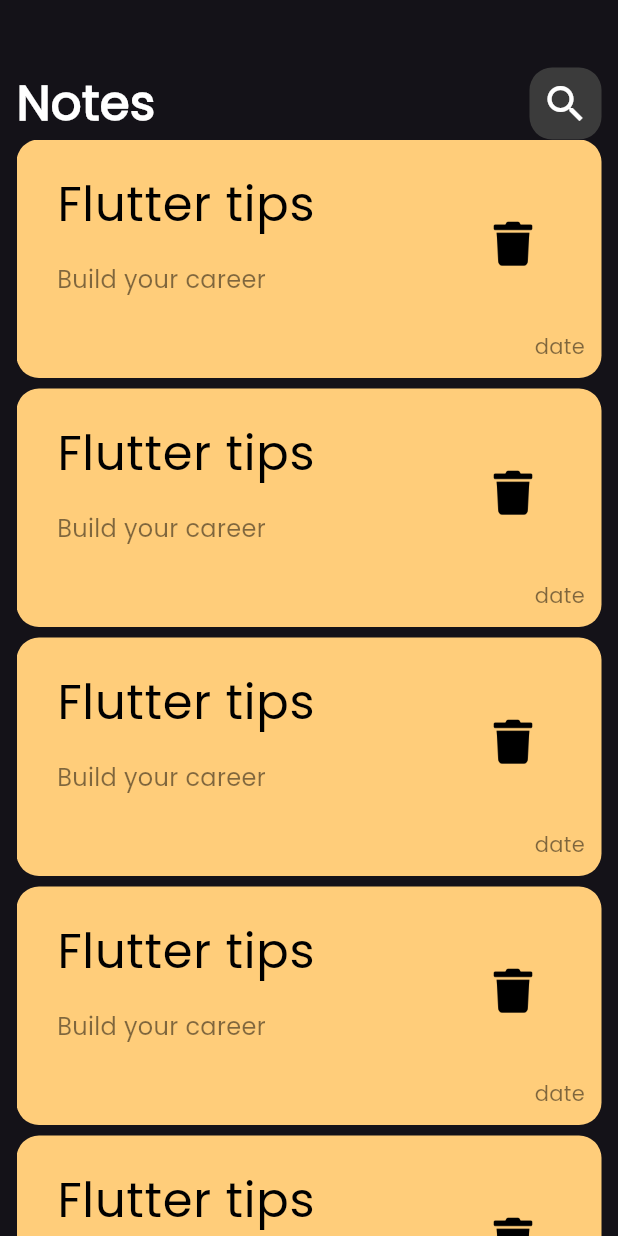
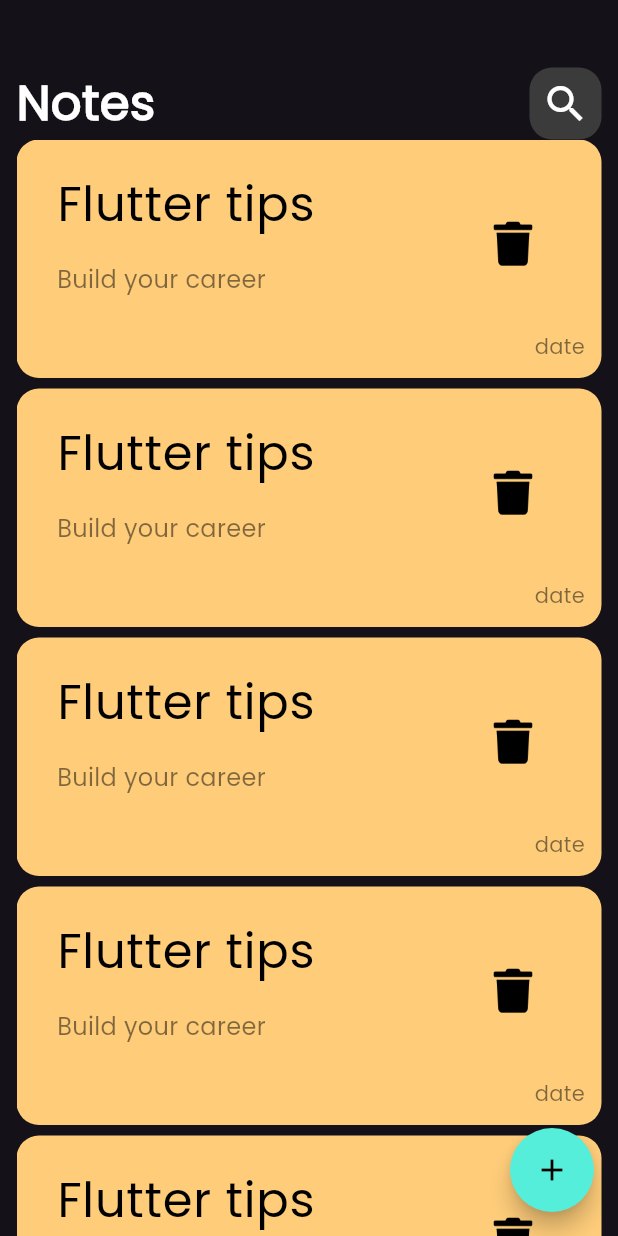
Before and after one commit to Muhammadkhiry/notes_app, a Flutter app: the screen it shows after launch, on a phone screen of 412 x 824 dp. Run offline on Flutter 3.47's test engine with Material 3 defaults, Android fonts, the light colour scheme and no system bars.

Commit message:
create add new note widget, refactoring the notes view

```diff
--- a/lib/views/notes_view.dart
+++ b/lib/views/notes_view.dart
@@ -1,4 +1,5 @@
 import 'package:flutter/material.dart';
+import 'package:note_app/widgets/add_new_note.dart';
 import 'package:note_app/widgets/notes_view_body.dart';
 
 class NotesView extends StatelessWidget {
@@ -6,6 +7,23 @@
 
   @override
   Widget build(BuildContext context) {
-    return Scaffold(body: NotesViewBody());
+    return Scaffold(
+      floatingActionButton: FloatingActionButton(
+        onPressed: () {
+          showModalBottomSheet(
+            context: context,
+            builder: (context) {
+              return const AddNewNote();
+            },
+          );
+        },
+        shape: RoundedRectangleBorder(
+          borderRadius: BorderRadius.circular(50), // Adjust the radius here
+        ),
+        backgroundColor: Color(0xff55EEDA),
+        child: Icon(Icons.add, color: Colors.black),
+      ),
+      body: NotesViewBody(),
+    );
   }
 }
```
Also changed, not shown: lib/widgets/add_new_note.dart (added, +62 -0 lines).
